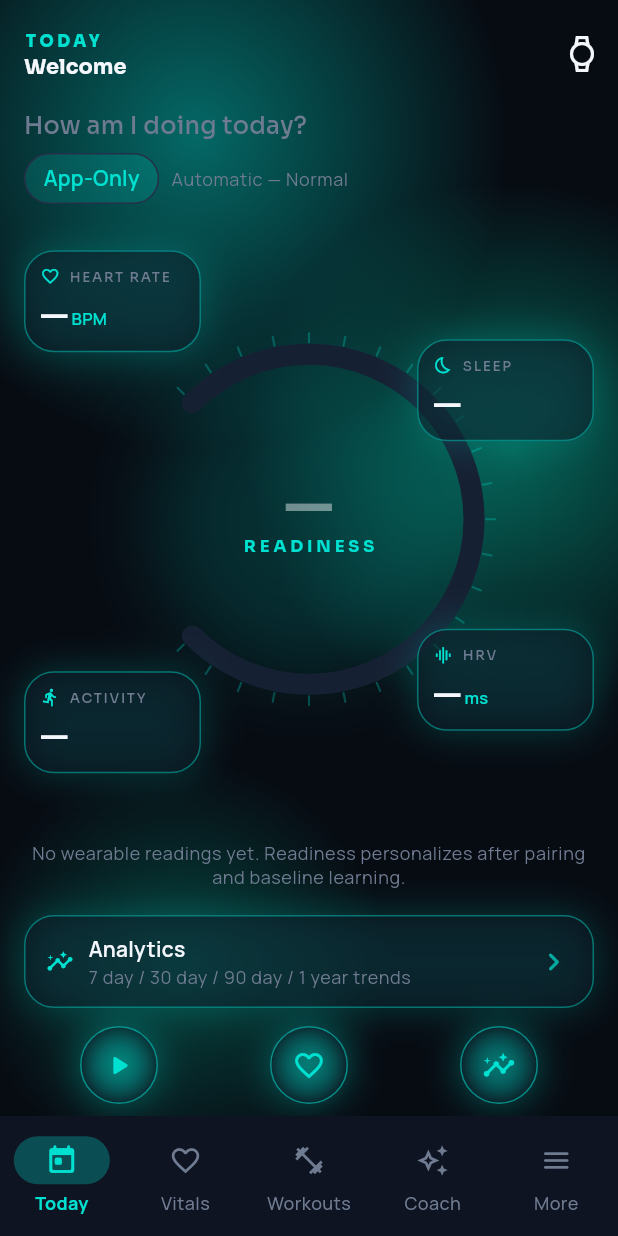
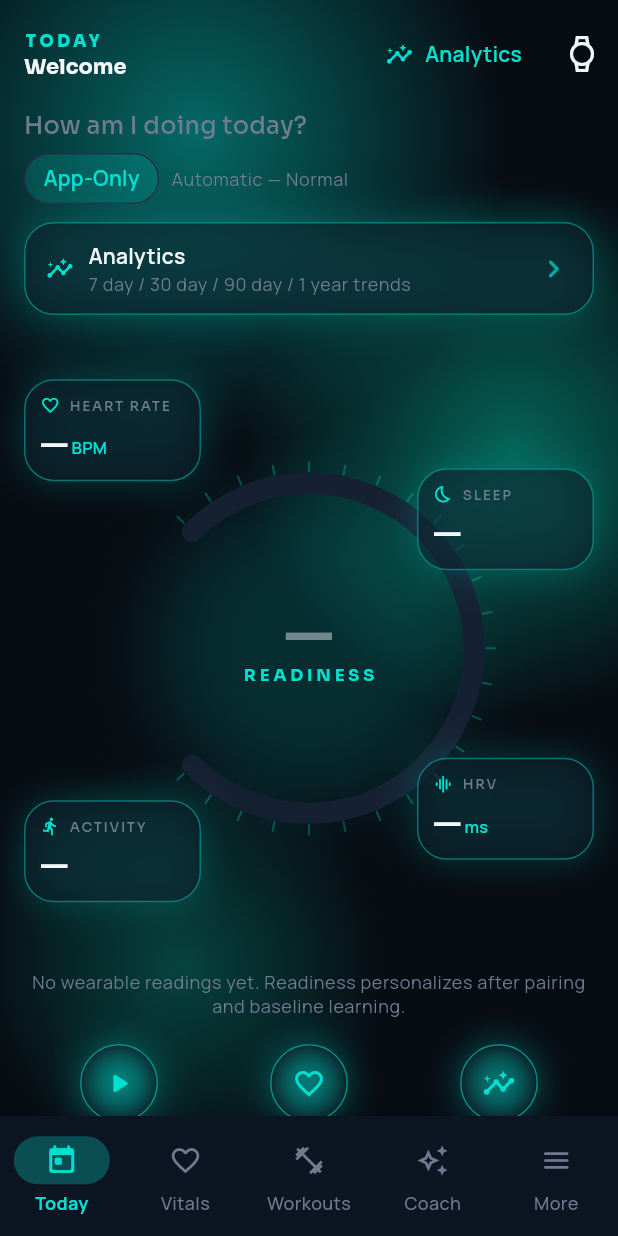
Before and after one commit to hkendale16-create/Vytal-Tek-2, a Flutter app: the BodyScreen screen opened by its route, after a tap on the "home" icon, on a phone screen of 412 x 824 dp. Run offline on Flutter 3.47's test engine with Material 3 defaults, Android fonts, the phone set to English and light mode, and no system bars; our stand-ins replace flutter_riverpod, go_router, google_fonts, in_app_purchase, permission_handler, shared_preferences; missing offline and left inert: in_app_purchase_android; accounts and stored records are empty.

Commit message:
Fix Home Analytics and bottom tabs so taps actually work
Analytics was below a 420px HUD so it was easy to miss, overlay
screens crashed without Material, and glass rows used GestureDetector.
Put Analytics on Home (app bar + first row), use InkWell, and keep the
nav bar opaque so Today/Vitals/Workouts/Coach/More receive taps.

Co-authored-by: hkendale16-create <hkendale16-create@users.noreply.github.com>

```diff
--- a/apps/mobile/lib/core/theme/vytal_theme.dart
+++ b/apps/mobile/lib/core/theme/vytal_theme.dart
@@ -61,10 +61,7 @@ abstract final class VytalTheme {
 
     final baseText = GoogleFonts.manropeTextTheme(
       ThemeData(brightness: brightness).textTheme,
-    ).apply(
-      bodyColor: textPrimary,
-      displayColor: textPrimary,
-    );
+    ).apply(bodyColor: textPrimary, displayColor: textPrimary);
 
     final display = GoogleFonts.soraTextTheme(baseText);
 
@@ -108,7 +105,7 @@ abstract final class VytalTheme {
         ),
       ),
       navigationBarTheme: NavigationBarThemeData(
-        backgroundColor: surface.withValues(alpha: 0.94),
+        backgroundColor: surface,
         indicatorColor: VytalColors.teal.withValues(alpha: glowOpacity),
         labelTextStyle: WidgetStateProperty.resolveWith((states) {
           final selected = states.contains(WidgetState.selected);
--- a/apps/mobile/lib/features/shared/health_ui.dart
+++ b/apps/mobile/lib/features/shared/health_ui.dart
@@ -31,9 +31,7 @@ class GlassPanel extends StatelessWidget {
       decoration: BoxDecoration(
         borderRadius: BorderRadius.circular(20),
         color: extras.glassFill,
-        border: Border.all(
-          color: edge.withValues(alpha: isDark ? 0.45 : 0.28),
-        ),
+        border: Border.all(color: edge.withValues(alpha: isDark ? 0.45 : 0.28)),
         boxShadow: [
           if (glow || isDark)
             BoxShadow(
@@ -194,11 +192,13 @@ class _FloatingHudState extends State<FloatingHud>
 
 class HudAction {
   const HudAction({
+    this.key,
     required this.icon,
     required this.label,
     required this.onTap,
   });
 
+  final Key? key;
   final IconData icon;
   final String label;
   final VoidCallback onTap;
@@ -229,7 +229,7 @@ class HudActionRail extends StatelessWidget {
                 Expanded(
                   child: Padding(
                     padding: const EdgeInsets.symmetric(horizontal: 2),
-                    child: _HudOrb(action: action),
+                    child: _HudOrb(key: action.key, action: action),
                   ),
                 ),
               if (rows[r].length < 3)
@@ -244,16 +244,18 @@ class HudActionRail extends StatelessWidget {
 }
 
 class _HudOrb extends StatelessWidget {
-  const _HudOrb({required this.action});
+  const _HudOrb({super.key, required this.action});
 
   final HudAction action;
 
   @override
   Widget build(BuildContext context) {
     final extras = context.vytalExtras;
-    return GestureDetector(
-      behavior: HitTestBehavior.opaque,
+    return Material(
+      color: Colors.transparent,
+      child: InkWell(
         onTap: action.onTap,
+        customBorder: const CircleBorder(),
         child: Column(
           children: [
             Container(
@@ -291,6 +293,7 @@ class _HudOrb extends StatelessWidget {
               ),
             ),
           ],
+        ),
       ),
     );
   }
@@ -331,17 +334,17 @@ class HudStrip extends StatelessWidget {
               children: [
                 Text(
                   title,
-                  style: Theme.of(context).textTheme.labelLarge?.copyWith(
-                        fontWeight: FontWeight.w600,
-                      ),
+                  style: Theme.of(
+                    context,
+                  ).textTheme.labelLarge?.copyWith(fontWeight: FontWeight.w600),
                 ),
                 Text(
                   subtitle,
                   maxLines: 1,
                   overflow: TextOverflow.ellipsis,
-                  style: Theme.of(context).textTheme.bodySmall?.copyWith(
-                        color: extras.textMuted,
-                      ),
+                  style: Theme.of(
+                    context,
+                  ).textTheme.bodySmall?.copyWith(color: extras.textMuted),
                 ),
               ],
             ),
@@ -356,10 +359,13 @@ class HudStrip extends StatelessWidget {
       ),
     );
     if (onTap == null) return child;
-    return GestureDetector(
-      behavior: HitTestBehavior.opaque,
+    return Material(
+      color: Colors.transparent,
+      child: InkWell(
         onTap: onTap,
+        borderRadius: BorderRadius.circular(20),
         child: child,
+      ),
     );
   }
 }
@@ -414,7 +420,9 @@ class ReadinessGauge extends StatelessWidget {
                   letterSpacing: hasScore ? -2.4 : 0,
                   height: 0.92,
                   fontSize: size * (hasScore ? 0.28 : 0.14),
-                  color: hasScore ? color : theme.colorScheme.onSurface.withValues(alpha: 0.45),
+                  color: hasScore
+                      ? color
+                      : theme.colorScheme.onSurface.withValues(alpha: 0.45),
                   shadows: isDark && hasScore
                       ? [
                           Shadow(
@@ -455,10 +463,13 @@ class ReadinessGauge extends StatelessWidget {
       ),
     );
     if (onTap == null) return gauge;
-    return GestureDetector(
-      behavior: HitTestBehavior.opaque,
+    return Material(
+      color: Colors.transparent,
+      child: InkWell(
         onTap: onTap,
+        customBorder: const CircleBorder(),
         child: gauge,
+      ),
     );
   }
 }
@@ -527,11 +538,7 @@ class _HudGaugePainter extends CustomPainter {
       ..shader = SweepGradient(
         startAngle: start,
         endAngle: start + sweep,
-        colors: [
-          accent.withValues(alpha: 0.15),
-          accent,
-          VytalColors.cyan,
-        ],
+        colors: [accent.withValues(alpha: 0.15), accent, VytalColors.cyan],
       ).createShader(rect)
       ..style = PaintingStyle.stroke
       ..strokeWidth = 14
@@ -617,6 +624,7 @@ class MetricHudTile extends StatelessWidget {
   final IconData? icon;
   final DataProvenance? provenance;
   final String? emptyMessage;
+
   /// Live / Last synced (or similar). Omit when the empty message already covers it.
   final String? status;
   final String? timestampLabel;
@@ -712,10 +720,13 @@ class MetricHudTile extends StatelessWidget {
       ),
     );
     if (onTap == null) return panel;
-    return GestureDetector(
-      behavior: HitTestBehavior.opaque,
+    return Material(
+      color: Colors.transparent,
+      child: InkWell(
         onTap: onTap,
+        borderRadius: BorderRadius.circular(20),
         child: panel,
+      ),
     );
   }
 }
@@ -757,8 +768,8 @@ class _SparklinePainter extends CustomPainter {
     final path = Path();
     for (var i = 0; i < values.length; i++) {
       final x = size.width * (i / (values.length - 1));
-      final y = size.height *
-          (1 - ((values[i] - minV) / (maxV - minV)).clamp(0, 1));
+      final y =
+          size.height * (1 - ((values[i] - minV) / (maxV - minV)).clamp(0, 1));
       if (i == 0) {
         path.moveTo(x, y);
       } else {
@@ -1018,10 +1029,22 @@ class SleepStageLegend extends StatelessWidget {
             height: 12,
             child: Row(
               children: [
-                Expanded(flex: (rem * 100).round().clamp(1, 100), child: Container(color: VytalColors.violet)),
-                Expanded(flex: (deep * 100).round().clamp(1, 100), child: Container(color: const Color(0xFF3D6BFF))),
-                Expanded(flex: (light * 100).round().clamp(1, 100), child: Container(color: VytalColors.cyan)),
-                Expanded(flex: (awake * 100).round().clamp(1, 100), child: Container(color: VytalColors.caution)),
+                Expanded(
+                  flex: (rem * 100).round().clamp(1, 100),
+                  child: Container(color: VytalColors.violet),
+                ),
+                Expanded(
+                  flex: (deep * 100).round().clamp(1, 100),
+                  child: Container(color: const Color(0xFF3D6BFF)),
+                ),
+                Expanded(
+                  flex: (light * 100).round().clamp(1, 100),
+                  child: Container(color: VytalColors.cyan),
+                ),
+                Expanded(
+                  flex: (awake * 100).round().clamp(1, 100),
+                  child: Container(color: VytalColors.caution),
+                ),
               ],
             ),
           ),
--- a/apps/mobile/lib/features/shared/ui_primitives.dart
+++ b/apps/mobile/lib/features/shared/ui_primitives.dart
@@ -28,11 +28,7 @@ class SectionScaffold extends StatelessWidget {
     final extras = context.vytalExtras;
     final scroll = CustomScrollView(
       slivers: [
-        SliverAppBar(
-          pinned: true,
-          title: Text(title),
-          actions: actions,
-        ),
+        SliverAppBar(pinned: true, title: Text(title), actions: actions),
         if (subtitle != null)
           SliverToBoxAdapter(
             child: Padding(
@@ -51,22 +47,23 @@ class SectionScaffold extends StatelessWidget {
         ),
       ],
     );
-    if (!glow) return scroll;
-    return Stack(
+    if (!glow) {
+      return Scaffold(backgroundColor: extras.canvas, body: scroll);
+    }
+    return Scaffold(
+      backgroundColor: extras.canvas,
+      body: Stack(
         children: [
           AmbientCanvasGlow(includeViolet: violetGlow),
           scroll,
         ],
+      ),
     );
   }
 }
 
 class StatusPill extends StatelessWidget {
-  const StatusPill({
-    super.key,
-    required this.label,
-    this.emphasis = false,
-  });
+  const StatusPill({super.key, required this.label, this.emphasis = false});
 
   final String label;
   final bool emphasis;
@@ -135,10 +132,7 @@ class BrandMark extends StatelessWidget {
       children: [
         CustomPaint(
           size: Size(compact ? 36 : 56, compact ? 36 : 56),
-          painter: _VytalVPainter(
-            glow: isDark,
-            color: VytalColors.cyan,
-          ),
+          painter: _VytalVPainter(glow: isDark, color: VytalColors.cyan),
         ),
         SizedBox(height: compact ? 8 : 12),
         Text(
@@ -153,7 +147,9 @@ class BrandMark extends StatelessWidget {
           const SizedBox(height: 4),
           Row(
             children: [
-              Expanded(child: Divider(color: VytalColors.teal.withValues(alpha: 0.5))),
+              Expanded(
+                child: Divider(color: VytalColors.teal.withValues(alpha: 0.5)),
+              ),
               Padding(
                 padding: const EdgeInsets.symmetric(horizontal: 10),
                 child: Text(
@@ -164,7 +160,9 @@ class BrandMark extends StatelessWidget {
                   ),
                 ),
               ),
-              Expanded(child: Divider(color: VytalColors.teal.withValues(alpha: 0.5))),
+              Expanded(
+                child: Divider(color: VytalColors.teal.withValues(alpha: 0.5)),
+              ),
             ],
           ),
         ],
--- a/apps/mobile/lib/features/shell/app_shell.dart
+++ b/apps/mobile/lib/features/shell/app_shell.dart
@@ -15,10 +15,16 @@ class AppShell extends StatelessWidget {
 
   @override
   Widget build(BuildContext context) {
+    final surface = Theme.of(context).colorScheme.surface;
     return Scaffold(
+      extendBody: false,
       body: navigationShell,
-      bottomNavigationBar: NavigationBar(
+      bottomNavigationBar: Material(
+        elevation: 12,
+        color: surface,
+        child: NavigationBar(
           key: const Key('vytal-hud-dock'),
+          backgroundColor: surface,
           selectedIndex: navigationShell.currentIndex,
           onDestinationSelected: _onTap,
           destinations: const [
@@ -49,6 +55,7 @@ class AppShell extends StatelessWidget {
             ),
           ],
         ),
+      ),
     );
   }
 }
--- a/apps/mobile/lib/features/today/today_screen.dart
+++ b/apps/mobile/lib/features/today/today_screen.dart
@@ -26,7 +26,9 @@ class TodayScreen extends ConsumerWidget {
     final monitoring = ref.watch(monitoringControllerProvider);
     final healthAsync = ref.watch(todayHealthProvider);
     final name = session.profile.displayName?.trim();
-    final greeting = (name == null || name.isEmpty) ? 'Welcome' : 'Hello, $name';
+    final greeting = (name == null || name.isEmpty)
+        ? 'Welcome'
+        : 'Hello, $name';
     final device = connection.activeDevice ?? session.pairedDevice;
     final theme = Theme.of(context);
     final extras = context.vytalExtras;
@@ -62,6 +64,12 @@ class TodayScreen extends ConsumerWidget {
                   ],
                 ),
                 actions: [
+                  TextButton.icon(
+                    key: const Key('today-analytics-appbar'),
+                    onPressed: () => context.push('/analytics'),
+                    icon: const Icon(Icons.insights_outlined, size: 18),
+                    label: const Text('Analytics'),
+                  ),
                   IconButton(
                     tooltip: 'Devices',
                     onPressed: () => context.push('/devices'),
@@ -121,11 +129,19 @@ class TodayScreen extends ConsumerWidget {
                               ),
                             ],
                           ),
-                          const SizedBox(height: 4),
+                          const SizedBox(height: 12),
+                          HudStrip(
+                            key: const Key('today-analytics'),
+                            icon: Icons.insights_outlined,
+                            title: 'Analytics',
+                            subtitle: '7 day / 30 day / 90 day / 1 year trends',
+                            onTap: () => context.push('/analytics'),
+                          ),
+                          const SizedBox(height: 16),
                           SizedBox(
                             height: 420,
                             child: Stack(
-                              clipBehavior: Clip.none,
+                              clipBehavior: Clip.hardEdge,
                               children: [
                                 Align(
                                   alignment: Alignment.center,
@@ -227,13 +243,6 @@ class TodayScreen extends ConsumerWidget {
                             ),
                           ),
                           const SizedBox(height: 18),
-                          HudStrip(
-                            icon: Icons.insights_outlined,
-                            title: 'Analytics',
-                            subtitle: '7 day / 30 day / 90 day / 1 year trends',
-                            onTap: () => context.push('/analytics'),
-                          ),
-                          const SizedBox(height: 12),
                           HudActionRail(
                             actions: [
                               HudAction(
@@ -247,6 +256,7 @@ class TodayScreen extends ConsumerWidget {
                                 onTap: () => context.go('/vitals'),
                               ),
                               HudAction(
+                                key: const Key('today-orb-analytics'),
                                 icon: Icons.insights_outlined,
                                 label: 'Analytics',
                                 onTap: () => context.push('/analytics'),
```
Also changed, not shown: 1 other file. Lines whose indentation alone changed are shown as unchanged.
